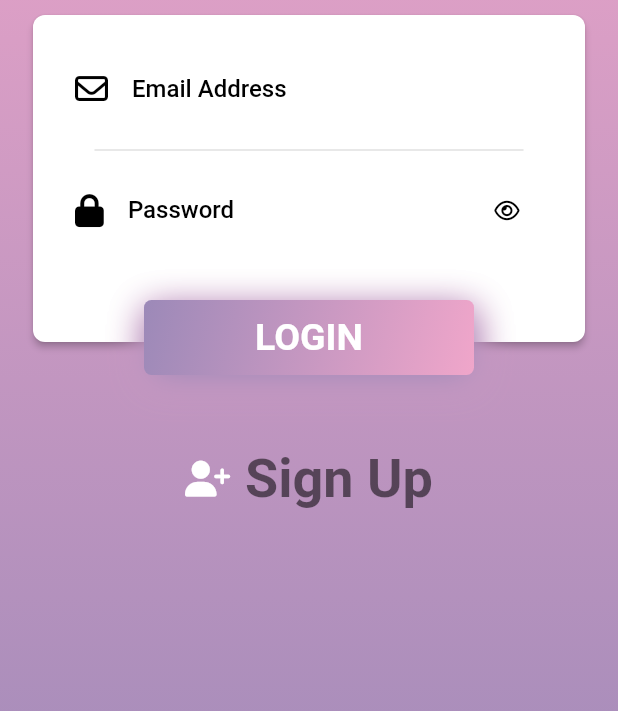
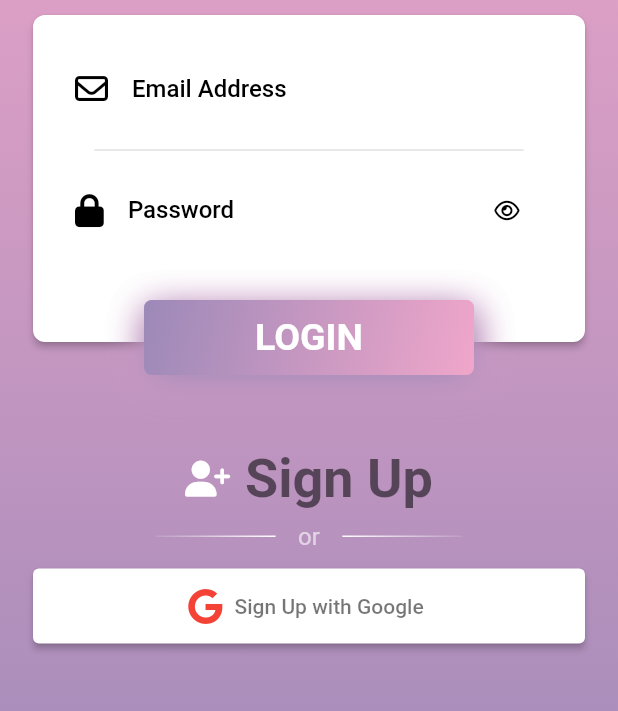
Before and after one commit to 6570134621/tindog, a Flutter app: the screen it shows after launch, on a phone screen of 412 x 824 dp, the part 300-1011 px from its top. Run offline on Flutter 3.47's test engine with Material 2 defaults, Android fonts, the light colour scheme and no system bars; our stand-ins replace another_flushbar, badges, bloc, cloud_firestore, dio, dropdown_search and 11 more; missing offline and left inert: firebase_app_check, tflite; accounts and stored records are empty; project files that could hold a hidden picture were left out.

Commit message:
fix appbar

```diff
--- a/lib/src/app.dart
+++ b/lib/src/app.dart
@@ -1,7 +1,9 @@
+import 'package:bangkaew/src/provider/google_sign_in.dart';
 import 'package:cloud_firestore/cloud_firestore.dart';
 import 'package:firebase_auth/firebase_auth.dart';
 import 'package:flutter/material.dart';
 import 'package:flutter_bloc/flutter_bloc.dart';
+import 'package:provider/provider.dart';
 import 'package:shared_preferences/shared_preferences.dart';
 import 'package:bangkaew/src/bloc/species/species_bloc.dart';
 import 'package:bangkaew/src/config/route.dart' as custom_route;
@@ -46,6 +48,7 @@ class MyApp extends StatelessWidget {
             },
           ),
         ),
+
     );
   }
 }
--- a/lib/src/pages/login/login_page.dart
+++ b/lib/src/pages/login/login_page.dart
@@ -1,13 +1,22 @@
+import 'package:bangkaew/src/pages/home/home_page.dart';
+import 'package:bangkaew/src/provider/google_sign_in.dart';
+import 'package:bangkaew/src/viewmodels/single_sign_on_view_model.dart';
 import 'package:flutter/material.dart';
 import 'package:font_awesome_flutter/font_awesome_flutter.dart';
 import 'package:bangkaew/src/config/route.dart' as custom_route;
 import 'package:bangkaew/src/config/theme.dart' as custom_theme;
 import 'package:bangkaew/src/pages/login/widgets/header.dart';
 import 'package:bangkaew/src/pages/login/widgets/login_form.dart';
+import 'package:provider/provider.dart';
 
-class LoginPage extends StatelessWidget {
+class LoginPage extends StatefulWidget {
   const LoginPage({super.key});
 
+  @override
+  State<LoginPage> createState() => _LoginPageState();
+}
+
+class _LoginPageState extends State<LoginPage> {
   @override
   Widget build(BuildContext context) {
     return Scaffold(
@@ -41,7 +50,10 @@ class LoginPage extends StatelessWidget {
                         Text("Sign Up", style: Theme.of(context).textTheme.headline1,)
                         ],
                       ))],
-              )
+              ),
+                  _buildDivider(),
+                  SizedBox(height: 12),
+                  _buildSingleSignOnButton(),
             ],
           ),
         )
@@ -64,12 +76,60 @@ class LoginPage extends StatelessWidget {
                 fontWeight: FontWeight.normal),
           ));
 
-  // Row _signUpOption() {
-  //   return Row(
-  //     mainAxisAlignment: MainAxisAlignment.center,
-  //     children: [
-  //       const Text()
-  //     ],
-  //   )
-  // }
+  Row _buildDivider() {
+    final gradientColor = const [Colors.white10, Colors.white];
+    final line = (List<Color> colors) => Container(
+      decoration: BoxDecoration(
+        gradient: LinearGradient(
+          colors: colors,
+          begin: Alignment.centerLeft,
+          end: Alignment.centerRight,
+          stops: [0.0, 1.0],
+        ),
+      ),
+      width: 80.0,
+      height: 1.0,
+    );
+
+    return Row(
+      mainAxisAlignment: MainAxisAlignment.center,
+      children: [
+        line(gradientColor),
+        Padding(
+          padding: const EdgeInsets.symmetric(horizontal: 15),
+          child: Text(
+            'or',
+            style: TextStyle(
+              color: Colors.white60,
+              fontSize: 16.0,
+            ),
+          ),
+        ),
+        line(gradientColor.reversed.toList()),
+      ],
+    );
+  }
+
+  Padding _buildSingleSignOnButton() => Padding(
+    padding: const EdgeInsets.symmetric(horizontal: 22),
+    child: ElevatedButton.icon(
+      icon: FaIcon(FontAwesomeIcons.google, color: Colors.red,),
+      label: Text('Sign Up with Google'),
+      style: ElevatedButton.styleFrom(
+          primary: Colors.white,
+          onPrimary: Colors.black54,
+          minimumSize: Size(double.infinity, 50)
+      ),
+      onPressed: (){
+        AuthService().signInWithGoogle();
+        if (mounted) {
+          Navigator.push(
+              context,
+              MaterialPageRoute(builder: (_)=> HomePage())
+          );
+        }
+      },
+    )
+
+  );
 }
--- a/pubspec.yaml
+++ b/pubspec.yaml
@@ -56,6 +56,8 @@ dependencies:
   path_provider: ^2.0.14
   tflite: ^1.1.2
   firebase_app_check: ^0.1.2+1
+  google_sign_in: ^6.1.0
+  provider: ^6.0.5
 
 
 dev_dependencies:
```
Also changed, not shown: lib/src/pages/home/home_page.dart (+1 -18 lines), lib/src/pages/home/widgets/custom_drawer.dart (+9 -1 lines), lib/src/provider/google_sign_in.dart (added, +42 -0 lines), lib/src/viewmodels/single_sign_on_view_model.dart (+48 -0 lines), pubspec.lock, 1 other file. Lines whose indentation alone changed are shown as unchanged.
